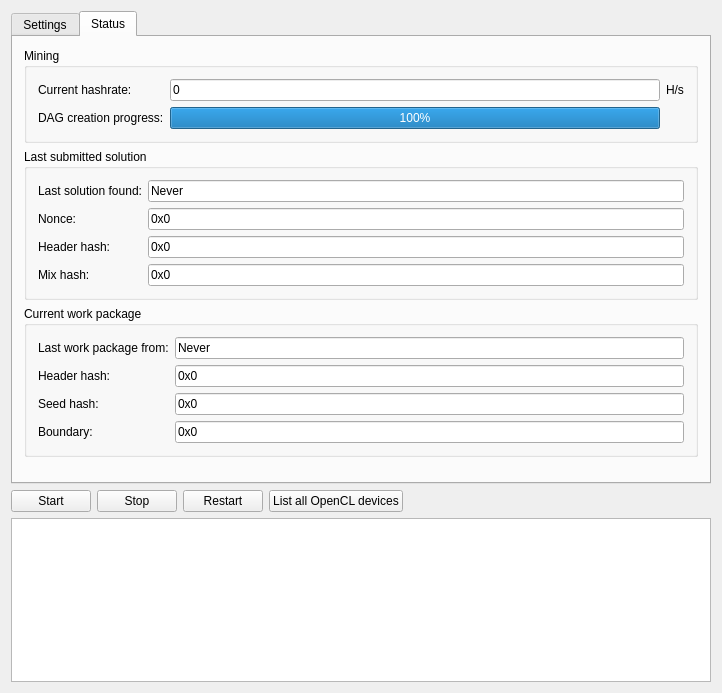
Old version of the form ethereumminer/mainwindow.ui in the repository cybercatalyst/ethereumminer.
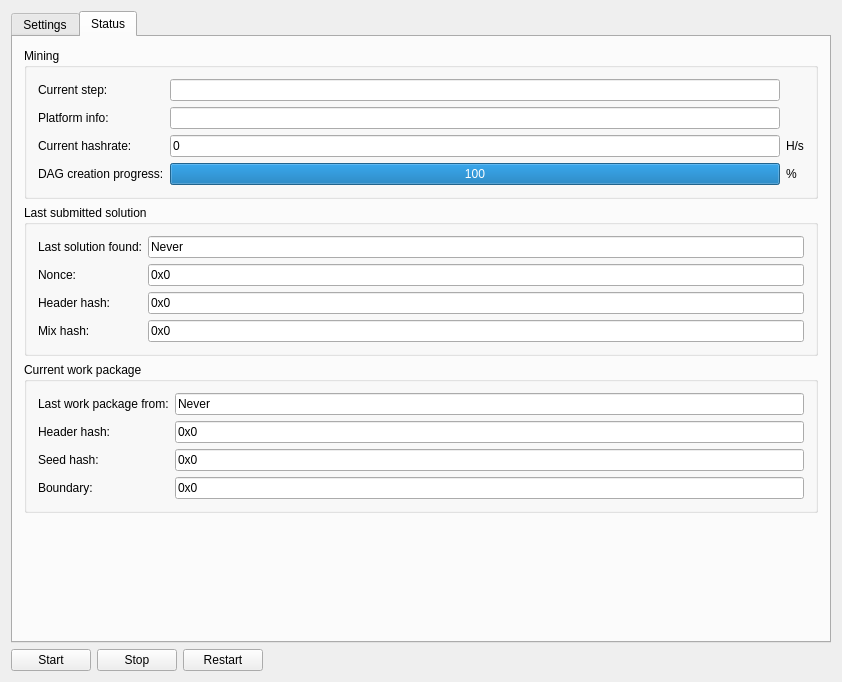
New version of the form. The open tabs and pages were chosen to show the change. Icons and pictures are not drawn.

```diff
--- a/ethereumminer/mainwindow.ui
+++ b/ethereumminer/mainwindow.ui
@@ -6,8 +6,8 @@
    <rect>
     <x>0</x>
     <y>0</y>
-    <width>722</width>
-    <height>693</height>
+    <width>842</width>
+    <height>682</height>
    </rect>
   </property>
   <property name="windowTitle">
@@ -235,42 +235,85 @@
            <string>Mining</string>
           </property>
           <layout class="QGridLayout" name="gridLayout_2">
-           <item row="0" column="0">
-            <widget class="QLabel" name="label_11">
-             <property name="text">
-              <string>Current hashrate:</string>
-             </property>
-            </widget>
-           </item>
-           <item row="0" column="1">
-            <widget class="QLineEdit" name="lineEditHashrate">
-             <property name="text">
-              <string>0</string>
-             </property>
-             <property name="readOnly">
-              <bool>true</bool>
-             </property>
-            </widget>
-           </item>
-           <item row="0" column="2">
-            <widget class="QLabel" name="label_12">
-             <property name="text">
-              <string>H/s</string>
-             </property>
-            </widget>
-           </item>
            <item row="1" column="0">
-            <widget class="QLabel" name="label_14">
+            <widget class="QLabel" name="label_24">
              <property name="text">
-              <string>DAG creation progress:</string>
+              <string>Platform info:</string>
              </property>
             </widget>
            </item>
-           <item row="1" column="1">
+           <item row="3" column="1">
             <widget class="QProgressBar" name="progressBarDAGCreation">
              <property name="value">
               <number>100</number>
              </property>
+             <property name="format">
+              <string>%p</string>
+             </property>
+            </widget>
+           </item>
+           <item row="3" column="0">
+            <widget class="QLabel" name="label_14">
+             <property name="text">
+              <string>DAG creation progress:</string>
+             </property>
+            </widget>
+           </item>
+           <item row="2" column="2">
+            <widget class="QLabel" name="label_12">
+             <property name="text">
+              <string>H/s</string>
+             </property>
+            </widget>
+           </item>
+           <item row="1" column="1">
+            <widget class="QLineEdit" name="lineEditPlatformInfo">
+             <property name="font">
+              <font>
+               <family>Ubuntu</family>
+              </font>
+             </property>
+             <property name="readOnly">
+              <bool>true</bool>
+             </property>
+            </widget>
+           </item>
+           <item row="2" column="1">
+            <widget class="QLineEdit" name="lineEditHashrate">
+             <property name="text">
+              <string>0</string>
+             </property>
+             <property name="readOnly">
+              <bool>true</bool>
+             </property>
+            </widget>
+           </item>
+           <item row="2" column="0">
+            <widget class="QLabel" name="label_11">
+             <property name="text">
+              <string>Current hashrate:</string>
+             </property>
+            </widget>
+           </item>
+           <item row="0" column="0">
+            <widget class="QLabel" name="label_25">
+             <property name="text">
+              <string>Current step:</string>
+             </property>
+            </widget>
+           </item>
+           <item row="0" column="1">
+            <widget class="QLineEdit" name="lineEditCurrentStep">
+             <property name="readOnly">
+              <bool>true</bool>
+             </property>
+            </widget>
+           </item>
+           <item row="3" column="2">
+            <widget class="QLabel" name="label_26">
+             <property name="text">
+              <string>%</string>
+             </property>
             </widget>
            </item>
           </layout>
@@ -470,13 +513,6 @@
         </property>
        </widget>
       </item>
-      <item>
-       <widget class="QPushButton" name="pushButtonListDevices">
-        <property name="text">
-         <string>List all OpenCL devices</string>
-        </property>
-       </widget>
-      </item>
       <item>
        <spacer name="horizontalSpacer">
         <property name="orientation">
@@ -492,18 +528,6 @@
       </item>
      </layout>
     </item>
-    <item>
-     <widget class="QTextEdit" name="textEditConsole">
-      <property name="font">
-       <font>
-        <family>Ubuntu Mono</family>
-       </font>
-      </property>
-      <property name="readOnly">
-       <bool>true</bool>
-      </property>
-     </widget>
-    </item>
    </layout>
   </widget>
  </widget>
```
Left out of the diff: 66 changed lines with no effect on the pictures.
